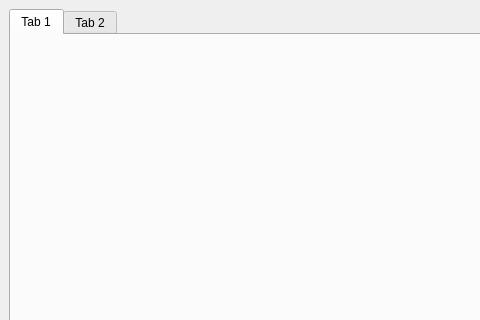
Above: src/qtwindows/mainwindow.ui from dzobamain/cross-device-data-transfer before the change; both pictures show x 0 to 480 and y 0 to 320 of the 800 by 600 pixel window. Below: the same form after it.
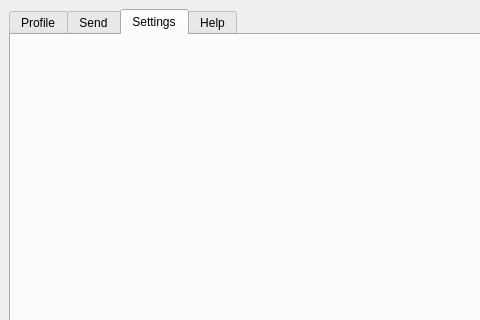
That is the form after the change.

Commit message: Added all planned tabs to tabWidget: tabProfile, tabSend, tabSetting, tabHelp.

Diff of the .ui file:
```diff
--- a/src/qtwindows/mainwindow.ui
+++ b/src/qtwindows/mainwindow.ui
@@ -19,14 +19,27 @@
      <layout class="QGridLayout" name="gridLayout">
       <item row="0" column="0">
        <widget class="QTabWidget" name="tabWidget">
-        <widget class="QWidget" name="tab">
+        <property name="currentIndex">
+         <number>2</number>
+        </property>
+        <widget class="QWidget" name="tabProfile">
          <attribute name="title">
-          <string>Tab 1</string>
+          <string>Profile</string>
          </attribute>
         </widget>
         <widget class="QWidget" name="tab_2">
          <attribute name="title">
-          <string>Tab 2</string>
+          <string>Send</string>
+         </attribute>
+        </widget>
+        <widget class="QWidget" name="tabSettings">
+         <attribute name="title">
+          <string>Settings</string>
+         </attribute>
+        </widget>
+        <widget class="QWidget" name="tabHelp">
+         <attribute name="title">
+          <string>Help</string>
          </attribute>
         </widget>
        </widget>
```
Left out of the diff: 5 changed lines with no effect on the pictures. The commit also changes 7 other files.
